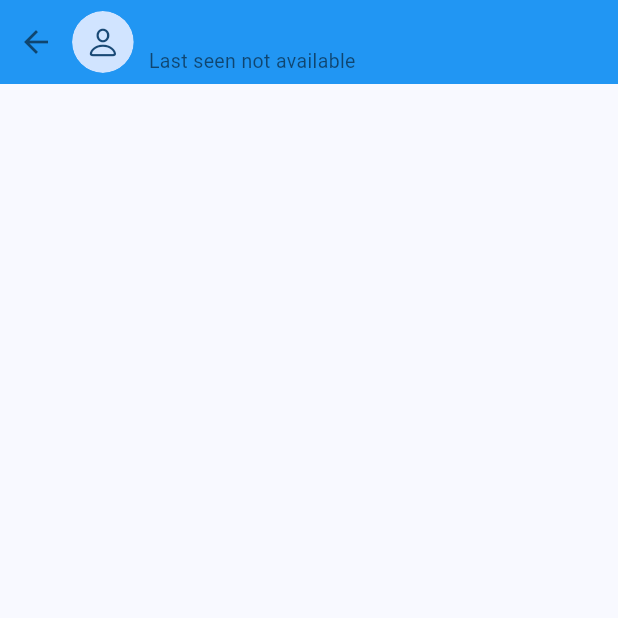
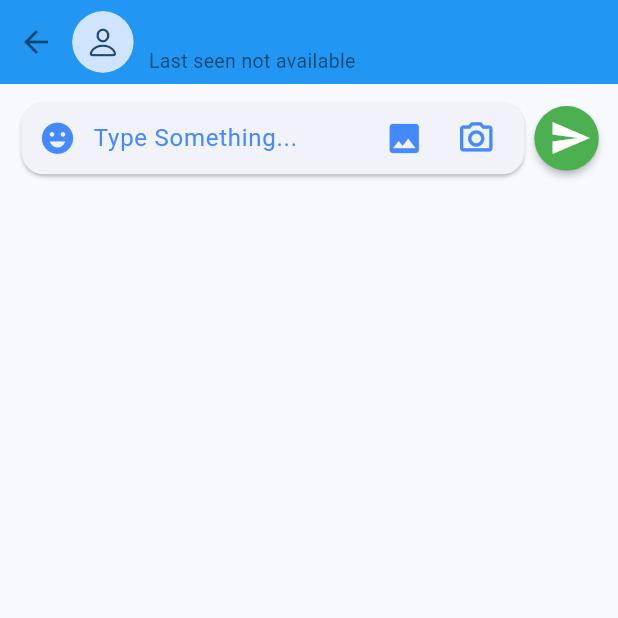
Before and after one commit to mukeshsheoran883/ms_chat, a Flutter app: the ChatScreen screen opened directly with empty values, on a phone screen of 412 x 824 dp, the top half of it. Run offline on Flutter 3.47's test engine with Material 3 defaults, Android fonts, the phone set to English and light mode, and no system bars; drawn by our look-alikes of cached_network_image; our stand-ins replace cloud_firestore, firebase_auth, firebase_core, firebase_storage, google_sign_in, image_picker; accounts and stored records are empty; network calls fail.

Commit message:
Add Chat App Text Input Field UI Design

```diff
--- a/lib/ms_chat/screen/chat_screen.dart
+++ b/lib/ms_chat/screen/chat_screen.dart
@@ -22,6 +22,11 @@
           automaticallyImplyLeading: false,
           flexibleSpace: _appBar(),
         ),
+        body: Column(
+          children: [
+            _chatInput(),
+          ],
+        ),
       ),
     );
   }
@@ -29,7 +34,7 @@
   //app bar
   Widget _appBar() {
     return InkWell(
-      onTap: (){},
+      onTap: () {},
       child: Row(
         children: [
           // back button
@@ -91,4 +96,86 @@
       ),
     );
   }
+
+  // bottom chat input field
+  Widget _chatInput() {
+    return Padding(
+      padding: EdgeInsets.symmetric(
+        vertical: mq.height * .01,
+        horizontal: mq.width * .025,
+      ),
+      child: Row(
+        children: [
+          // input field & buttons
+          Expanded(
+            child: Card(
+              shape: RoundedRectangleBorder(
+                borderRadius: BorderRadius.circular(15),
+              ),
+              child: Row(
+                children: [
+                  // emoji button
+                  IconButton(
+                    onPressed: () {},
+                    icon: const Icon(
+                      Icons.emoji_emotions,
+                      color: Colors.blueAccent,
+                      size: 25,
+                    ),
+                  ),
+
+                  const Expanded(
+                      child: TextField(
+                        keyboardType: TextInputType.multiline,
+                    maxLines: null,
+                    decoration: InputDecoration(
+                        hintText: "Type Something...",
+                        hintStyle: TextStyle(color: Colors.blueAccent),
+                        border: InputBorder.none),
+                  )),
+
+                  // pick image from gallery  button
+                  IconButton(
+                    onPressed: () {},
+                    icon: const Icon(
+                      Icons.image,
+                      color: Colors.blueAccent,
+                      size: 26,
+                    ),
+                  ),
+
+                  // take image from camera button
+                  IconButton(
+                    onPressed: () {},
+                    icon: const Icon(
+                      Icons.camera_alt_outlined,
+                      color: Colors.blueAccent,
+                      size: 26,
+                    ),
+                  ),
+
+                  SizedBox(width: mq.width * .02,)
+                ],
+              ),
+            ),
+          ),
+
+          // send message button
+          MaterialButton(
+            onPressed: () {},
+            minWidth: 0,
+            padding:
+                const EdgeInsets.only(top: 10, bottom: 10, right: 5, left: 10),
+            shape: CircleBorder(),
+            color: Colors.green,
+            child: Icon(
+              Icons.send,
+              color: Colors.white,
+              size: 28,
+            ),
+          )
+        ],
+      ),
+    );
+  }
 }
```
